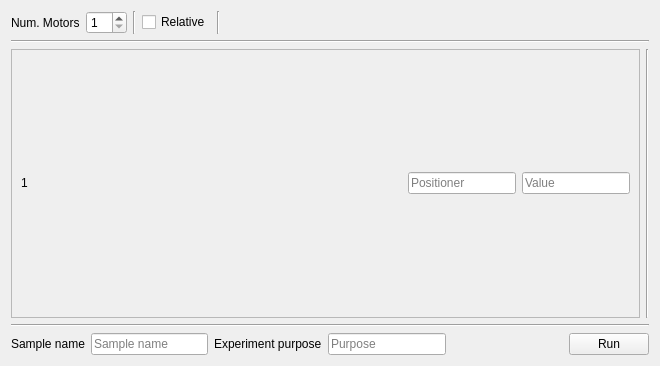
The window that src/firefly/plans/move_motor_window.ui (spc-group/haven) describes before a commit, drawn with Qt 5.
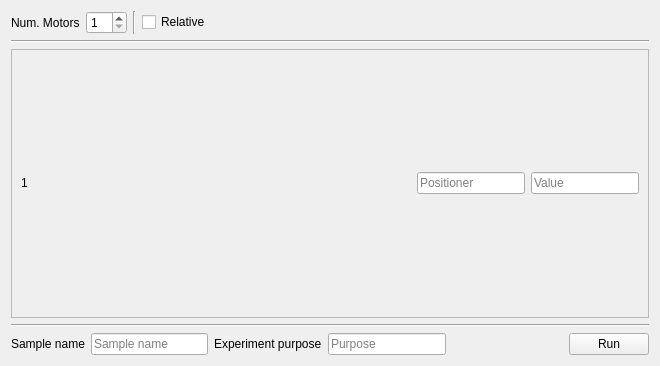
The same window after the commit. Custom widgets are drawn as their Qt base class.

Commit message: removed redudent lines

```diff
--- a/src/firefly/plans/move_motor_window.ui
+++ b/src/firefly/plans/move_motor_window.ui
@@ -70,13 +70,6 @@
          </property>
         </widget>
        </item>
-       <item>
-        <widget class="Line" name="line_3">
-         <property name="orientation">
-          <enum>Qt::Vertical</enum>
-         </property>
-        </widget>
-       </item>
        <item>
         <spacer name="horizontalSpacer">
          <property name="orientation">
@@ -176,7 +169,7 @@
            <rect>
             <x>0</x>
             <y>0</y>
-            <width>631</width>
+            <width>640</width>
             <height>234</height>
            </rect>
           </property>
@@ -269,13 +262,6 @@
          </widget>
         </widget>
        </item>
-       <item>
-        <widget class="Line" name="line_5">
-         <property name="orientation">
-          <enum>Qt::Vertical</enum>
-         </property>
-        </widget>
-       </item>
       </layout>
      </item>
     </layout>
```
